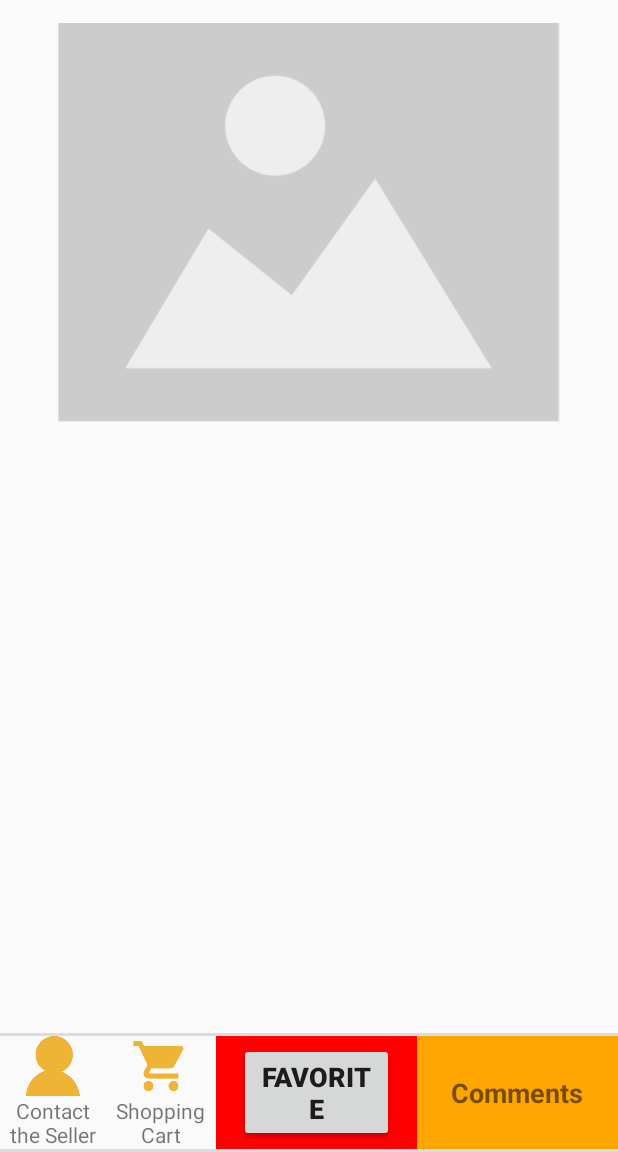
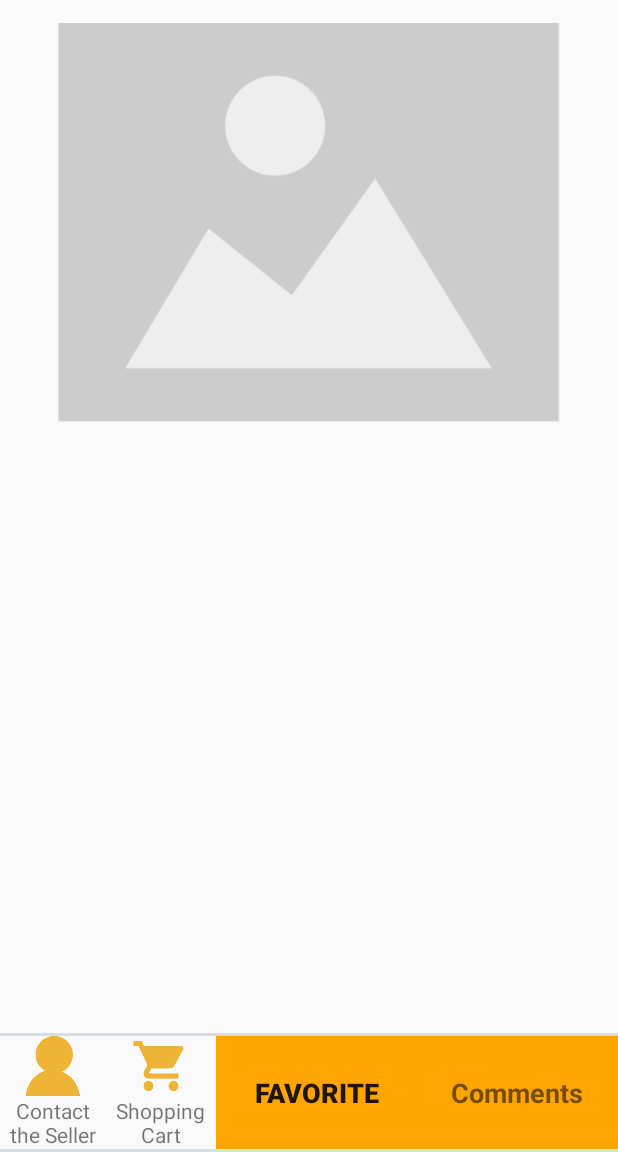
Before and after one commit to pipipizai/Alimama, an Android app: the ItemInformationActivity screen opened directly, with no data from a screen before it, on a phone screen of 412 x 824 dp, the part 84-1236 px from its top. Run offline under Robolectric (Android 15) with nearby library versions, the phone set to English and light mode, and no system bars; our stand-ins replace Firebase (no records; nobody signed in at launch, a user with empty details on screens opened directly); 4 statements that could not run were skipped.

Commit message:
item info layout

```diff
--- a/app/src/main/res/layout/activity_item_information.xml
+++ b/app/src/main/res/layout/activity_item_information.xml
@@ -168,18 +168,18 @@
                 android:layout_width="120dp"
                 android:layout_height="match_parent"
                 android:layout_weight="1"
-                android:gravity="center"
-                android:background="#FF0000">
+                android:gravity="center">
 
                 <Button
                     android:id="@+id/item_info_add_favorite"
-                    android:layout_width="wrap_content"
-                    android:layout_height="wrap_content"
+                    android:layout_width="match_parent"
+                    android:layout_height="match_parent"
                     android:gravity="center"
-                    android:layout_marginLeft="15dp"
-                    android:layout_marginRight="15dp"
+
                     android:textSize="18dp"
                     android:textStyle="bold"
+                    android:background="#FFA500"
+                    android:layout_gravity="center"
                     android:text="favorite"/>
             </RelativeLayout>
 
```
